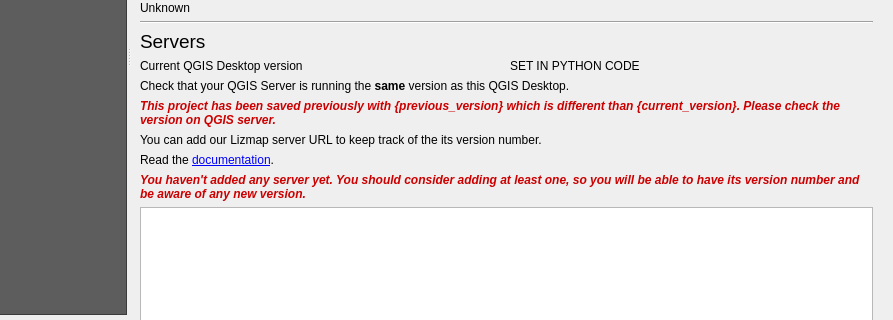
Qt form lizmap/resources/ui/ui_lizmap.ui (3liz/lizmap-plugin) before a commit; both pictures show x 140 to 1033 and y 308 to 628 of the 1033 by 756 pixel window.
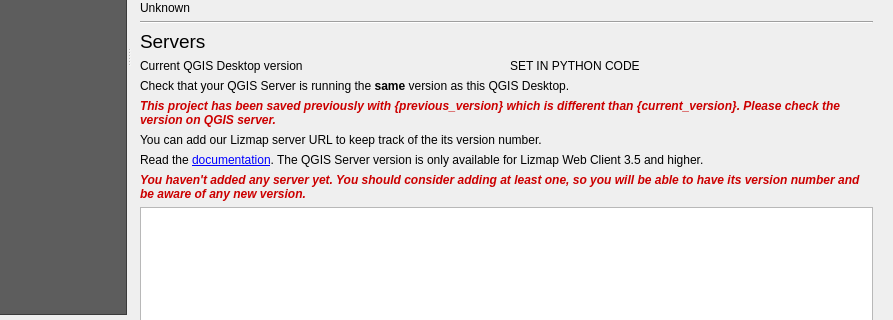
The same form after that commit. The open tabs and pages were chosen to show the change. Custom widgets are drawn as their Qt base class.

Commit message: UX - Using the basic auth for the json as admin

The edit to the form file:
```diff
--- a/lizmap/resources/ui/ui_lizmap.ui
+++ b/lizmap/resources/ui/ui_lizmap.ui
@@ -500,7 +500,10 @@
            <item>
             <widget class="QLabel" name="label_47">
              <property name="text">
-              <string>&lt;html&gt;&lt;head/&gt;&lt;body&gt;&lt;p&gt;Read the &lt;a href=&quot;https://docs.lizmap.com/current/en/publish/lizmap_plugin/information.html&quot;&gt;&lt;span style=&quot; text-decoration: underline; color:#0000ff;&quot;&gt;documentation&lt;/span&gt;&lt;/a&gt;.&lt;/p&gt;&lt;/body&gt;&lt;/html&gt;</string>
+              <string>&lt;html&gt;&lt;head/&gt;&lt;body&gt;&lt;p&gt;Read the &lt;a href=&quot;https://docs.lizmap.com/current/en/publish/lizmap_plugin/information.html&quot;&gt;&lt;span style=&quot; text-decoration: underline; color:#0000ff;&quot;&gt;documentation&lt;/span&gt;&lt;/a&gt;. The QGIS Server version is only available for Lizmap Web Client 3.5 and higher.&lt;/p&gt;&lt;/body&gt;&lt;/html&gt;</string>
+             </property>
+             <property name="wordWrap">
+              <bool>true</bool>
              </property>
              <property name="openExternalLinks">
               <bool>true</bool>
```
The commit also changes 1 other file.
